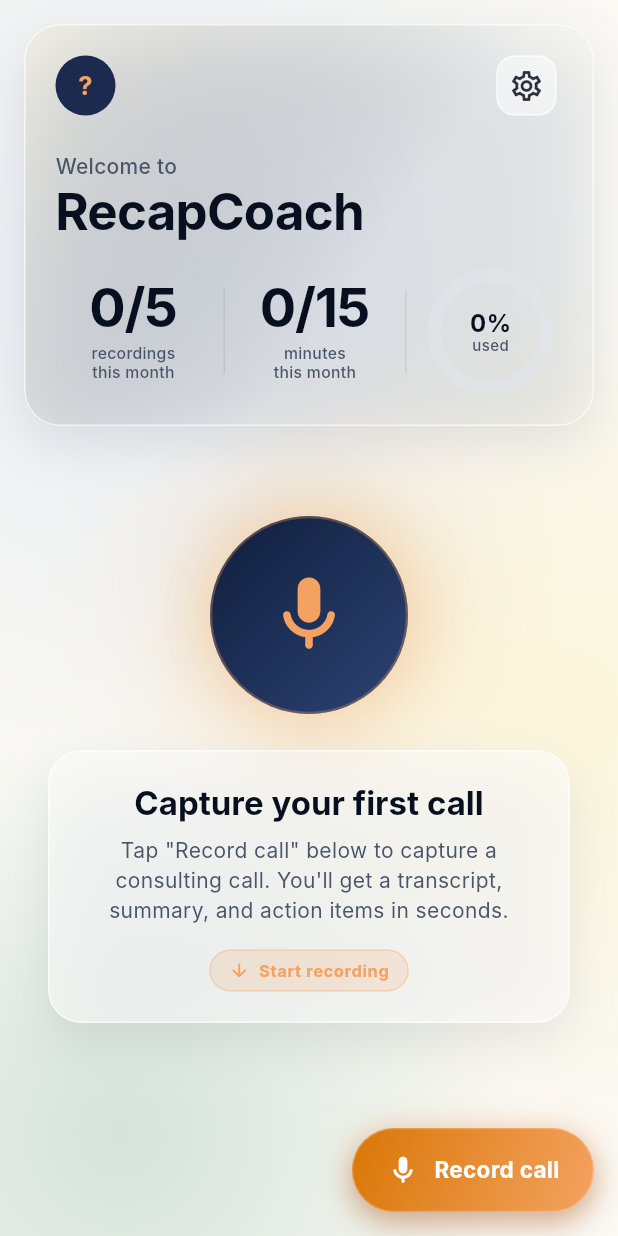
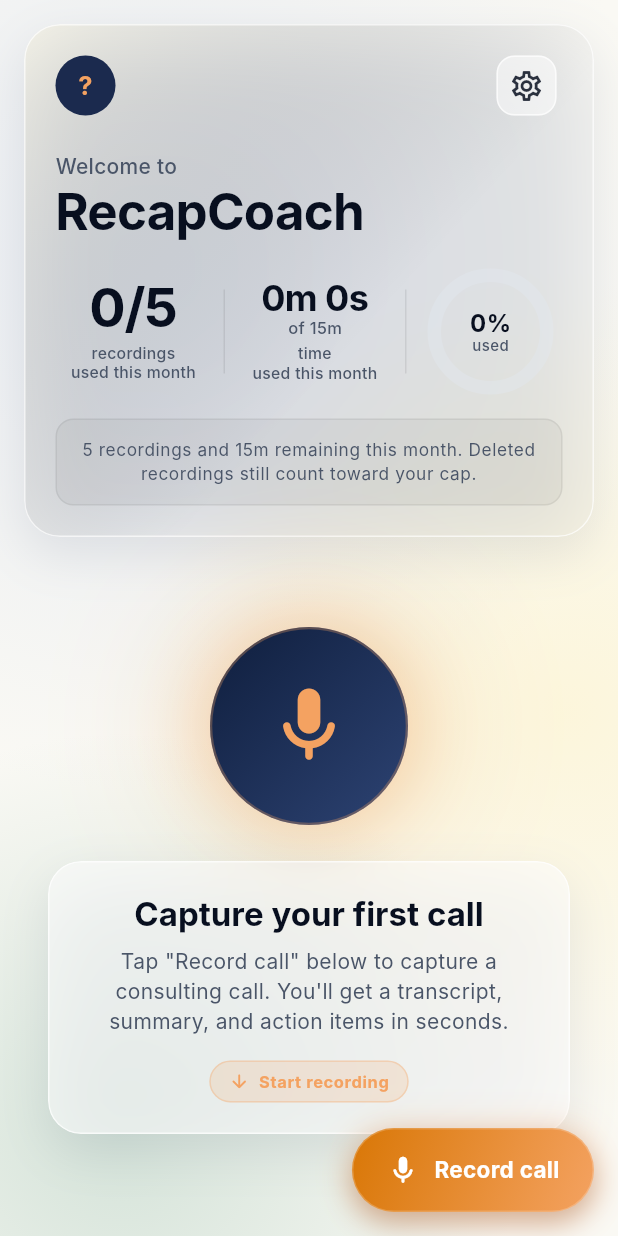
Before and after one commit to ketankshukla/recapcoach, a Flutter app: the HomeScreen screen opened by its route, on a phone screen of 412 x 824 dp. Run offline on Flutter 3.47's test engine with Material 3 defaults, Android fonts, the phone set to English and light mode, and no system bars; our stand-ins replace cloud_firestore, dio, firebase_analytics, firebase_auth, firebase_core, firebase_crashlytics and 10 more; missing offline and left inert: purchases_flutter, record; accounts and stored records are empty; Roboto replaces fonts that are missing (Inter).

Commit message:
feat: explicit hero stats with exact time and remaining summary
Hero section for non-developer accounts now shows:
- Exact time used (e.g. '0m 32s of 15m') instead of rounded minutes
- Recordings used vs cap (e.g. '3/5')
- A summary bar below stats showing remaining recordings and
  time, plus a note that deleted recordings count toward the cap
- When cap is reached, summary turns red with upgrade prompt

Developer accounts unchanged: show count + 'unlimited' labels.

```diff
--- a/lib/features/home/widgets/weekly_stats_card.dart
+++ b/lib/features/home/widgets/weekly_stats_card.dart
@@ -87,25 +87,43 @@
     // numbers on screen are the same numbers the server enforces.
     final usedRecordings = usage?.usedRecordings ?? 0;
     final limitRecordings = usage?.limitRecordings ?? 0;
-    final usedMinutes = ((usage?.usedSeconds ?? 0) / 60).round();
-    final limitMinutes = ((usage?.limitSeconds ?? 0) / 60).round();
+    final usedSeconds = usage?.usedSeconds ?? 0;
+    final limitSeconds = usage?.limitSeconds ?? 0;
+
+    // Format exact time as "Xm Ys" for precision.
+    String fmtTime(int totalSec) {
+      final m = totalSec ~/ 60;
+      final s = totalSec % 60;
+      if (m == 0 && s == 0) return '0m 0s';
+      if (m == 0) return '${s}s';
+      if (s == 0) return '${m}m';
+      return '${m}m ${s}s';
+    }
+
+    final usedTimeLabel = fmtTime(usedSeconds);
+    final limitTimeLabel = fmtTime(limitSeconds);
+
+    // Remaining values for non-developer accounts.
+    final remainingRecordings =
+        (limitRecordings - usedRecordings).clamp(0, limitRecordings);
+    final remainingSeconds =
+        (limitSeconds - usedSeconds).clamp(0, limitSeconds);
+    final remainingTimeLabel = fmtTime(remainingSeconds);
 
     // Stat row labels adapt to dev vs free vs pro.
     //
     //  - Developer: just the count, no "/cap" suffix, "unlimited"
     //    sub-label.
-    //  - Free / Pro: "used / cap" big text, "recordings\nthis month"
-    //    sub-label so it's obvious what the cap context is.
+    //  - Free / Pro: "used / cap" big text with exact time, plus a
+    //    clear "remaining" summary below the stats row.
     final recordingsValue =
         isDeveloper ? '$usedRecordings' : '$usedRecordings/$limitRecordings';
-    final minutesValue =
-        isDeveloper ? '$usedMinutes' : '$usedMinutes/$limitMinutes';
     final recordingsLabel = isDeveloper
         ? (usedRecordings == 1 ? 'recording\nunlimited' : 'recordings\nunlimited')
-        : 'recordings\nthis month';
+        : 'recordings\nused this month';
     final minutesLabel = isDeveloper
-        ? (usedMinutes == 1 ? 'minute\nunlimited' : 'minutes\nunlimited')
-        : 'minutes\nthis month';
+        ? 'time\nunlimited'
+        : 'time\nused this month';
 
     // Arc center: percent / PRO / CAP / DEV depending on plan + state.
     final String arcHead;
@@ -122,6 +140,19 @@
     } else {
       arcHead = '${(progress * 100).round()}%';
       arcSub = 'used';
+    }
+
+    // Remaining summary line for non-developer accounts.
+    final String? remainingSummary;
+    if (isDeveloper) {
+      remainingSummary = null;
+    } else if (atCap) {
+      remainingSummary = 'You have reached your monthly cap. '
+          'Upgrade to Pro for more recordings.';
+    } else {
+      remainingSummary = '$remainingRecordings recordings and '
+          '$remainingTimeLabel remaining this month. '
+          'Deleted recordings still count toward your cap.';
     }
 
     // Foreground text color tuned for the glass surface in each mode.
@@ -232,8 +263,9 @@
               ),
               _Divider(isDark: isDark),
               Expanded(
-                child: _Stat(
-                  value: minutesValue,
+                child: _TimeStat(
+                  value: isDeveloper ? usedTimeLabel : usedTimeLabel,
+                  ofValue: isDeveloper ? null : limitTimeLabel,
                   label: minutesLabel,
                   fg: fg,
                   fgMuted: fgMuted,
@@ -284,6 +316,48 @@
               ),
             ],
           ),
+
+          // Remaining summary — only for non-developer accounts.
+          if (remainingSummary != null) ...[
+            const SizedBox(height: AppSpacing.md),
+            Container(
+              width: double.infinity,
+              padding: const EdgeInsets.symmetric(
+                horizontal: AppSpacing.md,
+                vertical: AppSpacing.sm,
+              ),
+              decoration: BoxDecoration(
+                color: isDark
+                    ? (atCap
+                        ? Colors.red.withValues(alpha: 0.12)
+                        : Colors.white.withValues(alpha: 0.05))
+                    : (atCap
+                        ? Colors.red.withValues(alpha: 0.08)
+                        : Colors.black.withValues(alpha: 0.04)),
+                borderRadius: BorderRadius.circular(12),
+                border: Border.all(
+                  color: isDark
+                      ? (atCap
+                          ? Colors.red.withValues(alpha: 0.25)
+                          : Colors.white.withValues(alpha: 0.08))
+                      : (atCap
+                          ? Colors.red.withValues(alpha: 0.20)
+                          : Colors.black.withValues(alpha: 0.06)),
+                ),
+              ),
+              child: Text(
+                remainingSummary,
+                textAlign: TextAlign.center,
+                style: theme.textTheme.bodySmall?.copyWith(
+                  color: atCap
+                      ? (isDark ? Colors.red.shade200 : Colors.red.shade700)
+                      : fgMuted,
+                  fontSize: 11.5,
+                  height: 1.4,
+                ),
+              ),
+            ),
+          ],
         ],
       ),
     );
@@ -335,6 +409,65 @@
   }
 }
 
+class _TimeStat extends StatelessWidget {
+  const _TimeStat({
+    required this.value,
+    this.ofValue,
+    required this.label,
+    required this.fg,
+    required this.fgMuted,
+  });
+
+  final String value;
+  final String? ofValue;
+  final String label;
+  final Color fg;
+  final Color fgMuted;
+
+  @override
+  Widget build(BuildContext context) {
+    final theme = Theme.of(context);
+    return Column(
+      crossAxisAlignment: CrossAxisAlignment.center,
+      children: [
+        Text(
+          value,
+          style: theme.textTheme.displaySmall?.copyWith(
+            color: fg,
+            fontWeight: FontWeight.w700,
+            fontSize: 24,
+            height: 1.0,
+            letterSpacing: -0.4,
+          ),
+        ),
+        if (ofValue != null) ...[
+          const SizedBox(height: 2),
+          Text(
+            'of $ofValue',
+            style: theme.textTheme.labelSmall?.copyWith(
+              color: fgMuted,
+              fontSize: 11,
+              height: 1.0,
+              letterSpacing: 0.2,
+            ),
+          ),
+        ],
+        const SizedBox(height: 6),
+        Text(
+          label,
+          textAlign: TextAlign.center,
+          style: theme.textTheme.labelSmall?.copyWith(
+            color: fgMuted,
+            fontSize: 10.5,
+            height: 1.2,
+            letterSpacing: 0.2,
+          ),
+        ),
+      ],
+    );
+  }
+}
+
 class _Divider extends StatelessWidget {
   const _Divider({required this.isDark});
 
```
